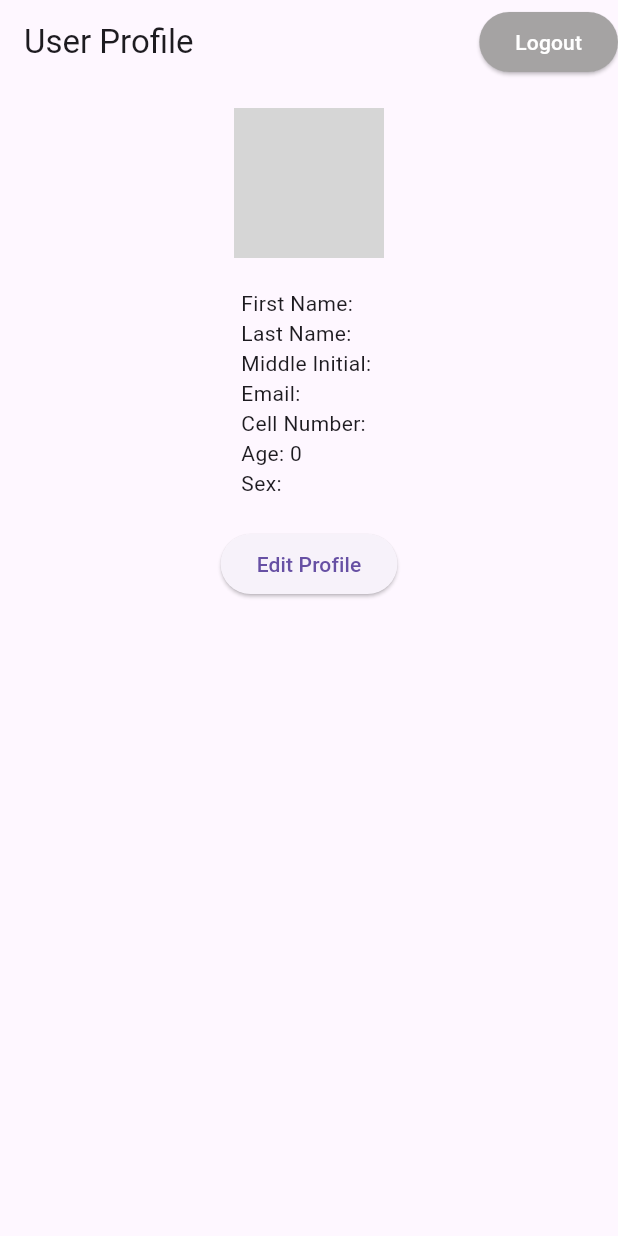
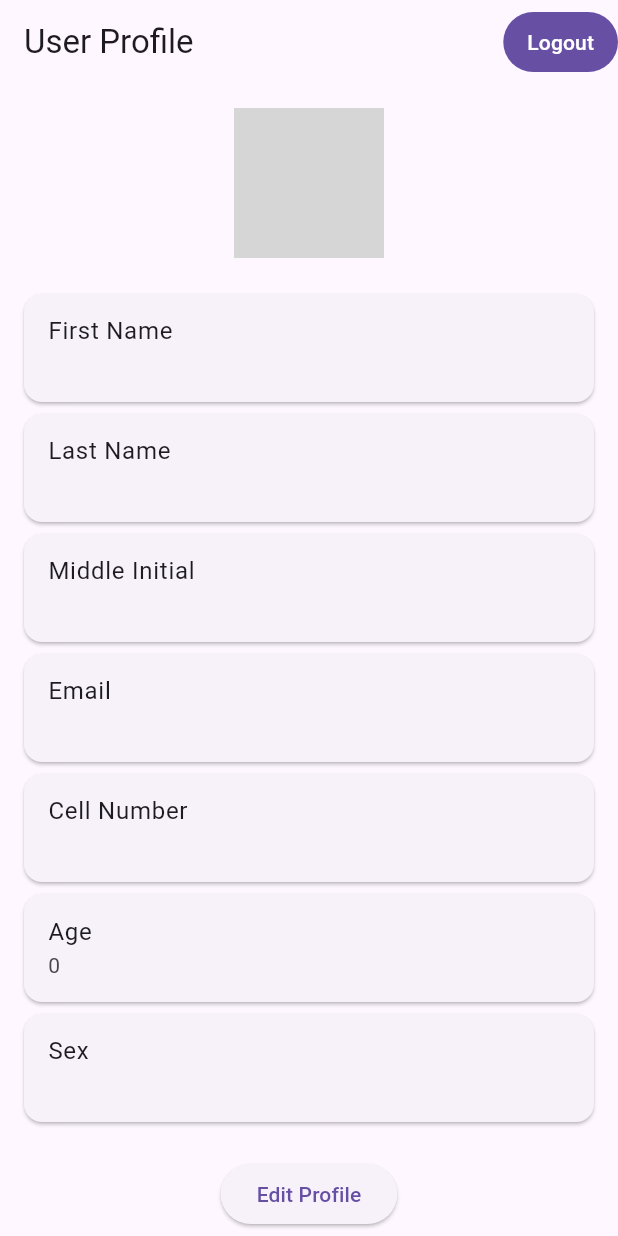
Before and after one commit to Jazo00/mobile_app_ar, a Flutter app: the UserProfilePage screen opened directly with empty values, on a phone screen of 412 x 824 dp. Run offline on Flutter 3.47's test engine with Material 3 defaults, Android fonts, the phone set to English and light mode, and no system bars; our stand-ins replace flutter_svg, google_fonts, image_picker, shared_preferences, supabase_flutter; accounts and stored records are empty; network calls fail; grey boxes are pictures that could not be loaded.

Commit message:
latest commit by s

```diff
--- a/mobile_app_ar/lib/home_page.dart
+++ b/mobile_app_ar/lib/home_page.dart
@@ -224,7 +224,7 @@ class HomePageContent extends StatelessWidget {
             ),
             const SizedBox(height: 10),
             const Text(
-              'Augmented Reality (AR) is an interactive experience where digital information is overlaid onto the real world. AR can be experienced through various devices, including smartphones, tablets, and AR glasses.',
+              'Augmented Reality (AR) is an interactive experience where digital information is overlaid onto the real world. AR can be experienced through various devices, including smartphones, and tablets.',
               style: TextStyle(fontSize: 16),
             ),
             const SizedBox(height: 20),
@@ -234,7 +234,7 @@ class HomePageContent extends StatelessWidget {
             ),
             const SizedBox(height: 10),
             const Text(
-              'The AR capability enhances user experience by overlaying digital information on the real world, providing informative content about livestock in an interactive and engaging way. This feature could include information about livestock breeds, care, feeding, and other relevant topics. Our system combines augmented reality (AR) technology with an information system for livestock and a marketplace for listing livestock for sale. Users can view livestock information in AR, access informative resources about livestock, and list livestock for sale. Transactions are not handled by the system; users manage transactions independently, and the system allows them to mark livestock as available for sale.',
+              'The AR capability enhances user experience by overlaying digital information on the real world, providing informative content about livestock in an interactive and engaging way. This feature could include information about livestock breeds, care, feeding, and other relevant topics. Our system combines augmented reality (AR) technology with an information system for livestock Users can view informative and specific livestock information in AR. ',
               style: TextStyle(fontSize: 16),
             ),
             const SizedBox(height: 20),
--- a/mobile_app_ar/lib/user_profile_page.dart
+++ b/mobile_app_ar/lib/user_profile_page.dart
@@ -80,14 +80,15 @@ class _UserProfilePageState extends State<UserProfilePage> {
         automaticallyImplyLeading: false,
         title: Text('User Profile'),
         actions: [
-          ElevatedButton(
+          TextButton(
             onPressed: _logout,
             child: Text(
               'Logout',
               style: TextStyle(color: Colors.white),
             ),
-            style: ElevatedButton.styleFrom(
-              backgroundColor: Color.fromARGB(255, 165, 163, 163), // Button color
+            style: TextButton.styleFrom(
+              backgroundColor: Theme.of(context).primaryColor,
+              padding: EdgeInsets.symmetric(horizontal: 16.0),
             ),
           ),
         ],
@@ -98,25 +99,22 @@ class _UserProfilePageState extends State<UserProfilePage> {
               ? Center(child: Text('Error: $_error'))
               : SingleChildScrollView(
                   padding: EdgeInsets.all(16.0),
-                  child: Center(
                   child: Column(
+                    crossAxisAlignment: CrossAxisAlignment.start,
                     children: [
-                        _buildProfileImage(),
+                      Center(child: _buildProfileImage()),
                       SizedBox(height: 20),
                       _buildUserInfo(),
                       SizedBox(height: 20),
-                        _buildEditProfileButton(),
+                      Center(child: _buildEditProfileButton()),
                     ],
-                    ),
                   ),
                 ),
     );
   }
 
   Widget _buildProfileImage() {
-    return Column(
-      children: [
-        CircleAvatar(
+    return CircleAvatar(
       radius: 50,
       backgroundImage: userData['pfp'] != null
           ? NetworkImage(userData['pfp'])
@@ -124,8 +122,7 @@ class _UserProfilePageState extends State<UserProfilePage> {
       child: userData['pfp'] == null
           ? Icon(Icons.person, size: 50)
           : null,
-        ),
-      ],
+      backgroundColor: Colors.grey.shade200,
     );
   }
 
@@ -133,14 +130,24 @@ class _UserProfilePageState extends State<UserProfilePage> {
     return Column(
       crossAxisAlignment: CrossAxisAlignment.start,
       children: [
-        Text('First Name: ${userData['first_name']}'),
-        Text('Last Name: ${userData['last_name']}'),
-        Text('Middle Initial: ${userData['middle_initial']}'),
-        Text('Email: ${userData['email']}'),
-        Text('Cell Number: ${userData['cell_number']}'),
-        Text('Age: ${userData['age']}'),
-        Text('Sex: ${userData['sex']}'),
+        _buildUserInfoTile('First Name', userData['first_name']),
+        _buildUserInfoTile('Last Name', userData['last_name']),
+        _buildUserInfoTile('Middle Initial', userData['middle_initial']),
+        _buildUserInfoTile('Email', userData['email']),
+        _buildUserInfoTile('Cell Number', userData['cell_number']),
+        _buildUserInfoTile('Age', userData['age']),
+        _buildUserInfoTile('Sex', userData['sex']),
       ],
+    );
+  }
+
+  Widget _buildUserInfoTile(String title, dynamic value) {
+    return Card(
+      margin: EdgeInsets.symmetric(vertical: 4.0),
+      child: ListTile(
+        title: Text(title),
+        subtitle: Text(value?.toString() ?? 'N/A'),
+      ),
     );
   }
 
```
Also changed, not shown: mobile_app_ar/lib/livestock_detail_page.dart (+43 -11 lines), mobile_app_ar/lib/livestock_info.dart (+11 -4 lines), mobile_app_ar/lib/standards_page.dart (+30 -7 lines). Lines whose indentation alone changed are shown as unchanged.
